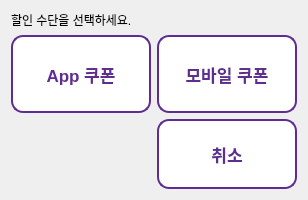
Old version of the form VentiApp/discountdialog.ui in the repository minki9252/TheVentiKiosk.
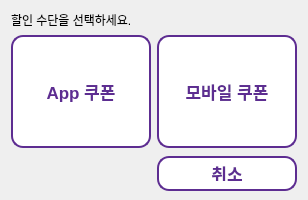
New version of the form.

The edit to the form file:
```diff
--- a/VentiApp/discountdialog.ui
+++ b/VentiApp/discountdialog.ui
@@ -14,23 +14,7 @@
    <string>Dialog</string>
   </property>
   <property name="styleSheet">
-   <string notr="true">/* [위치: 상단 Grid Layout 내의 버튼들 또는 page_3 전체] */
-QPushButton {
-    background-color: #ffffff;
-    border: 2px solid #5d2d91; /* 더벤티 보라색 테두리 */
-    border-radius: 12px;
-    padding: 8px;
-    font-size: 13pt;
-    font-weight: bold;
-    color: #5d2d91;
-    min-height: 50px; /* 버튼 높이를 키워 터치하기 좋게 만듦 */
-}
-
-/* 버튼이 눌렸을 때 (피드백) */
-QPushButton:pressed {
-    background-color: #5d2d91;
-    color: white;
-}</string>
+   <string notr="true"/>
   </property>
   <layout class="QGridLayout" name="gridLayout">
    <item row="3" column="1">
@@ -38,9 +22,34 @@
      <property name="minimumSize">
       <size>
        <width>140</width>
-       <height>70</height>
+       <height>35</height>
       </size>
      </property>
+     <property name="maximumSize">
+      <size>
+       <width>140</width>
+       <height>30</height>
+      </size>
+     </property>
+     <property name="styleSheet">
+      <string notr="true">/* [위치: 상단 Grid Layout 내의 버튼들 또는 page_3 전체] */
+QPushButton {
+    background-color: #ffffff;
+    border: 2px solid #5d2d91; /* 더벤티 보라색 테두리 */
+    border-radius: 12px;
+    padding: 8px;
+    font-size: 13pt;
+    font-weight: bold;
+    color: #5d2d91;
+    min-height: 15px; /* 버튼 높이를 키워 터치하기 좋게 만듦 */
+}
+
+/* 버튼이 눌렸을 때 (피드백) */
+QPushButton:pressed {
+    background-color: #5d2d91;
+    color: white;
+}</string>
+     </property>
      <property name="text">
       <string>취소</string>
      </property>
@@ -60,6 +69,25 @@
        <height>70</height>
       </size>
      </property>
+     <property name="styleSheet">
+      <string notr="true">/* [위치: 상단 Grid Layout 내의 버튼들 또는 page_3 전체] */
+QPushButton {
+    background-color: #ffffff;
+    border: 2px solid #5d2d91; /* 더벤티 보라색 테두리 */
+    border-radius: 12px;
+    padding: 8px;
+    font-size: 13pt;
+    font-weight: bold;
+    color: #5d2d91;
+    min-height: 50px; /* 버튼 높이를 키워 터치하기 좋게 만듦 */
+}
+
+/* 버튼이 눌렸을 때 (피드백) */
+QPushButton:pressed {
+    background-color: #5d2d91;
+    color: white;
+}</string>
+     </property>
      <property name="text">
       <string>App 쿠폰</string>
      </property>
@@ -79,6 +107,25 @@
        <height>70</height>
       </size>
      </property>
+     <property name="styleSheet">
+      <string notr="true">/* [위치: 상단 Grid Layout 내의 버튼들 또는 page_3 전체] */
+QPushButton {
+    background-color: #ffffff;
+    border: 2px solid #5d2d91; /* 더벤티 보라색 테두리 */
+    border-radius: 12px;
+    padding: 8px;
+    font-size: 13pt;
+    font-weight: bold;
+    color: #5d2d91;
+    min-height: 50px; /* 버튼 높이를 키워 터치하기 좋게 만듦 */
+}
+
+/* 버튼이 눌렸을 때 (피드백) */
+QPushButton:pressed {
+    background-color: #5d2d91;
+    color: white;
+}</string>
+     </property>
      <property name="text">
       <string>모바일 쿠폰</string>
      </property>
```
